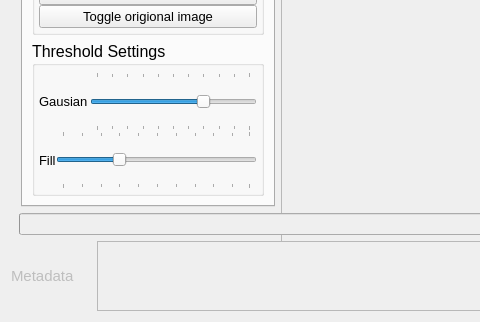
This is scripts/DAB_CUT.ui in c-arthurs/QuArray as Qt 5 draws it before an edit; both pictures show x 0 to 480 and y 328 to 650 of the 1092 by 650 pixel window. The edited form follows.
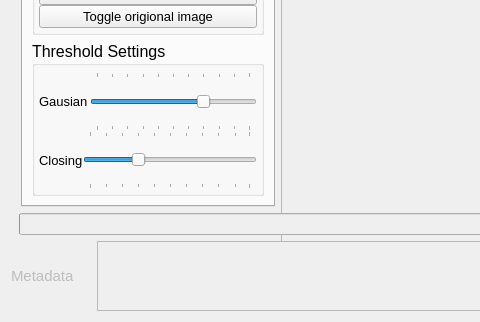
This is the edited form.

What changed in the file:
```diff
--- a/scripts/DAB_CUT.ui
+++ b/scripts/DAB_CUT.ui
@@ -597,7 +597,7 @@
                    </font>
                   </property>
                   <property name="text">
-                   <string>Fill</string>
+                   <string>Closing</string>
                   </property>
                  </widget>
                 </item>
```
Left out of the diff: 2 changed lines with no effect on the pictures.
